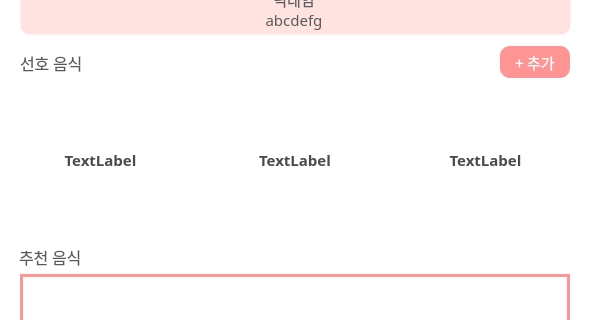
The window that UI/MainPage.ui (gimmjuu/AIHomeMadeChef) describes before a commit, drawn with Qt 5; both pictures show x 0 to 595 and y 210 to 530 of the 595 by 842 pixel window.
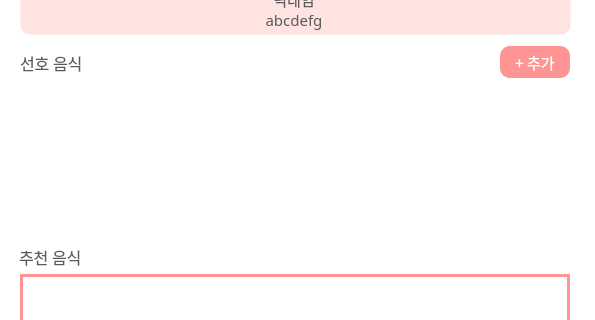
The same window after the commit. The open tabs and pages were chosen to show the change. Icons and pictures are not drawn.

Commit message: 230831-승신-안쓰는 파일 제거 및 메인 ui 수정

What changed in the file:
```diff
--- a/UI/MainPage.ui
+++ b/UI/MainPage.ui
@@ -1634,8 +1634,8 @@
         <widget class="QLabel" name="label_57">
          <property name="geometry">
           <rect>
-           <x>0</x>
-           <y>100</y>
+           <x>2</x>
+           <y>102</y>
            <width>161</width>
            <height>31</height>
           </rect>
@@ -1643,73 +1643,17 @@
          <property name="font">
           <font>
            <family>THE낙서</family>
-           <pointsize>11</pointsize>
+           <pointsize>15</pointsize>
            <weight>75</weight>
            <bold>true</bold>
           </font>
          </property>
          <property name="styleSheet">
           <string notr="true">background-color: rgba(255, 255, 255, 0);
-color: rgba(0, 0, 0, 180);</string>
+color: rgba(0, 0, 0, 110);</string>
          </property>
          <property name="text">
-          <string>TextLabel</string>
-         </property>
-         <property name="alignment">
-          <set>Qt::AlignCenter</set>
-         </property>
-        </widget>
-        <widget class="QLabel" name="label_58">
-         <property name="geometry">
-          <rect>
-           <x>192</x>
-           <y>100</y>
-           <width>166</width>
-           <height>31</height>
-          </rect>
-         </property>
-         <property name="font">
-          <font>
-           <family>THE낙서</family>
-           <pointsize>11</pointsize>
-           <weight>75</weight>
-           <bold>true</bold>
-          </font>
-         </property>
-         <property name="styleSheet">
-          <string notr="true">background-color: rgba(255, 255, 255, 0);
-color: rgba(0, 0, 0, 180);</string>
-         </property>
-         <property name="text">
-          <string>TextLabel</string>
-         </property>
-         <property name="alignment">
-          <set>Qt::AlignCenter</set>
-         </property>
-        </widget>
-        <widget class="QLabel" name="label_59">
-         <property name="geometry">
-          <rect>
-           <x>384</x>
-           <y>100</y>
-           <width>163</width>
-           <height>31</height>
-          </rect>
-         </property>
-         <property name="font">
-          <font>
-           <family>THE낙서</family>
-           <pointsize>11</pointsize>
-           <weight>75</weight>
-           <bold>true</bold>
-          </font>
-         </property>
-         <property name="styleSheet">
-          <string notr="true">background-color: rgba(255, 255, 255, 0);
-color: rgba(0, 0, 0, 180);</string>
-         </property>
-         <property name="text">
-          <string>TextLabel</string>
+          <string/>
          </property>
          <property name="alignment">
           <set>Qt::AlignCenter</set>
@@ -1764,6 +1708,157 @@
           <string>선호 음식</string>
          </property>
         </widget>
+        <widget class="QLabel" name="prefer_lbl_1">
+         <property name="geometry">
+          <rect>
+           <x>0</x>
+           <y>100</y>
+           <width>161</width>
+           <height>31</height>
+          </rect>
+         </property>
+         <property name="font">
+          <font>
+           <family>THE낙서</family>
+           <pointsize>15</pointsize>
+           <weight>75</weight>
+           <bold>true</bold>
+          </font>
+         </property>
+         <property name="styleSheet">
+          <string notr="true">background-color: rgba(255, 255, 255, 0);
+color: rgb(255, 255, 255);</string>
+         </property>
+         <property name="text">
+          <string/>
+         </property>
+         <property name="alignment">
+          <set>Qt::AlignCenter</set>
+         </property>
+        </widget>
+        <widget class="QLabel" name="prefer2_lbl_1">
+         <property name="geometry">
+          <rect>
+           <x>192</x>
+           <y>100</y>
+           <width>161</width>
+           <height>31</height>
+          </rect>
+         </property>
+         <property name="font">
+          <font>
+           <family>THE낙서</family>
+           <pointsize>15</pointsize>
+           <weight>75</weight>
+           <bold>true</bold>
+          </font>
+         </property>
+         <property name="styleSheet">
+          <string notr="true">background-color: rgba(255, 255, 255, 0);
+color: rgb(255,255,255);</string>
+         </property>
+         <property name="text">
+          <string/>
+         </property>
+         <property name="alignment">
+          <set>Qt::AlignCenter</set>
+         </property>
+        </widget>
+        <widget class="QLabel" name="prefer2_lbl_2">
+         <property name="geometry">
+          <rect>
+           <x>194</x>
+           <y>102</y>
+           <width>161</width>
+           <height>31</height>
+          </rect>
+         </property>
+         <property name="font">
+          <font>
+           <family>THE낙서</family>
+           <pointsize>15</pointsize>
+           <weight>75</weight>
+           <bold>true</bold>
+          </font>
+         </property>
+         <property name="styleSheet">
+          <string notr="true">background-color: rgba(255, 255, 255, 0);
+color: rgba(0, 0, 0, 110);</string>
+         </property>
+         <property name="text">
+          <string/>
+         </property>
+         <property name="alignment">
+          <set>Qt::AlignCenter</set>
+         </property>
+        </widget>
+        <widget class="QLabel" name="prefer3_lbl_1">
+         <property name="geometry">
+          <rect>
+           <x>385</x>
+           <y>100</y>
+           <width>161</width>
+           <height>31</height>
+          </rect>
+         </property>
+         <property name="font">
+          <font>
+           <family>THE낙서</family>
+           <pointsize>15</pointsize>
+           <weight>75</weight>
+           <bold>true</bold>
+          </font>
+         </property>
+         <property name="styleSheet">
+          <string notr="true">background-color: rgba(255, 255, 255, 0);
+color: rgb(255, 255, 255);</string>
+         </property>
+         <property name="text">
+          <string/>
+         </property>
+         <property name="alignment">
+          <set>Qt::AlignCenter</set>
+         </property>
+        </widget>
+        <widget class="QLabel" name="prefer3_lbl_2">
+         <property name="geometry">
+          <rect>
+           <x>387</x>
+           <y>102</y>
+           <width>161</width>
+           <height>31</height>
+          </rect>
+         </property>
+         <property name="font">
+          <font>
+           <family>THE낙서</family>
+           <pointsize>15</pointsize>
+           <weight>75</weight>
+           <bold>true</bold>
+          </font>
+         </property>
+         <property name="styleSheet">
+          <string notr="true">background-color: rgba(255, 255, 255, 0);
+color: rgba(0, 0, 0, 110);</string>
+         </property>
+         <property name="text">
+          <string/>
+         </property>
+         <property name="alignment">
+          <set>Qt::AlignCenter</set>
+         </property>
+        </widget>
+        <zorder>label_55</zorder>
+        <zorder>label_56</zorder>
+        <zorder>prefer3_lbl_2</zorder>
+        <zorder>label_36</zorder>
+        <zorder>prefer_lbl_2</zorder>
+        <zorder>add_btn</zorder>
+        <zorder>label_21</zorder>
+        <zorder>prefer_lbl_1</zorder>
+        <zorder>prefer2_lbl_2</zorder>
+        <zorder>prefer3_lbl_1</zorder>
+        <zorder>prefer2_lbl_1</zorder>
        </widget>
       </widget>
      </widget>
```
Left out of the diff: 4 changed lines with no effect on the pictures. The commit also changes 5 other files.
